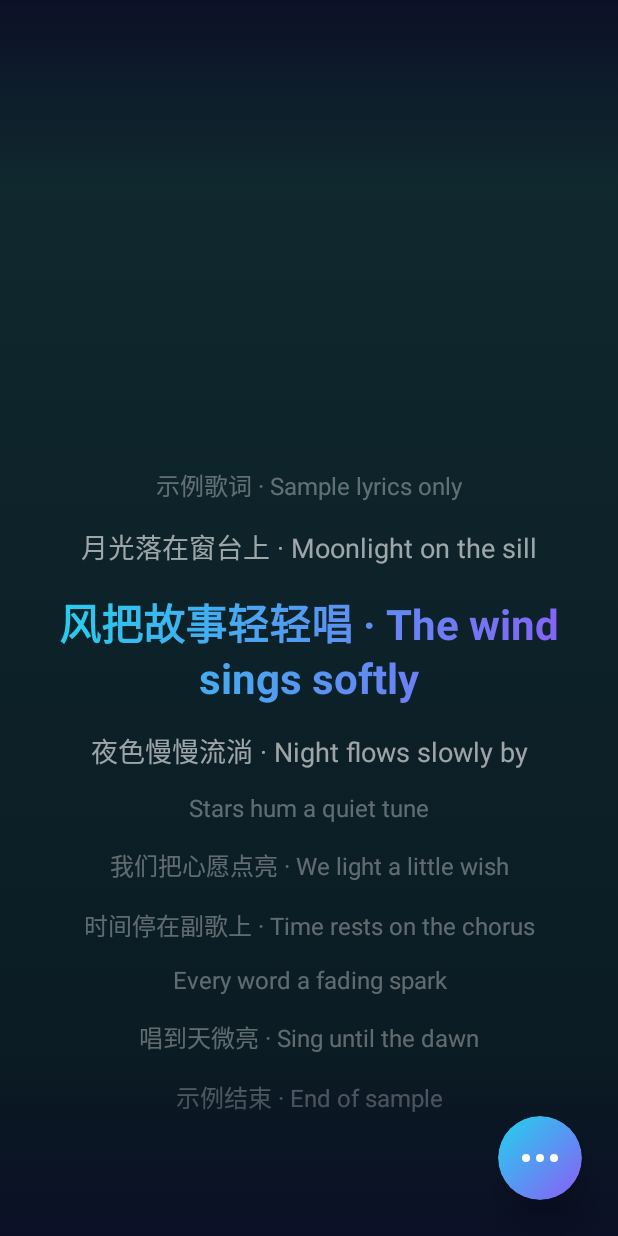
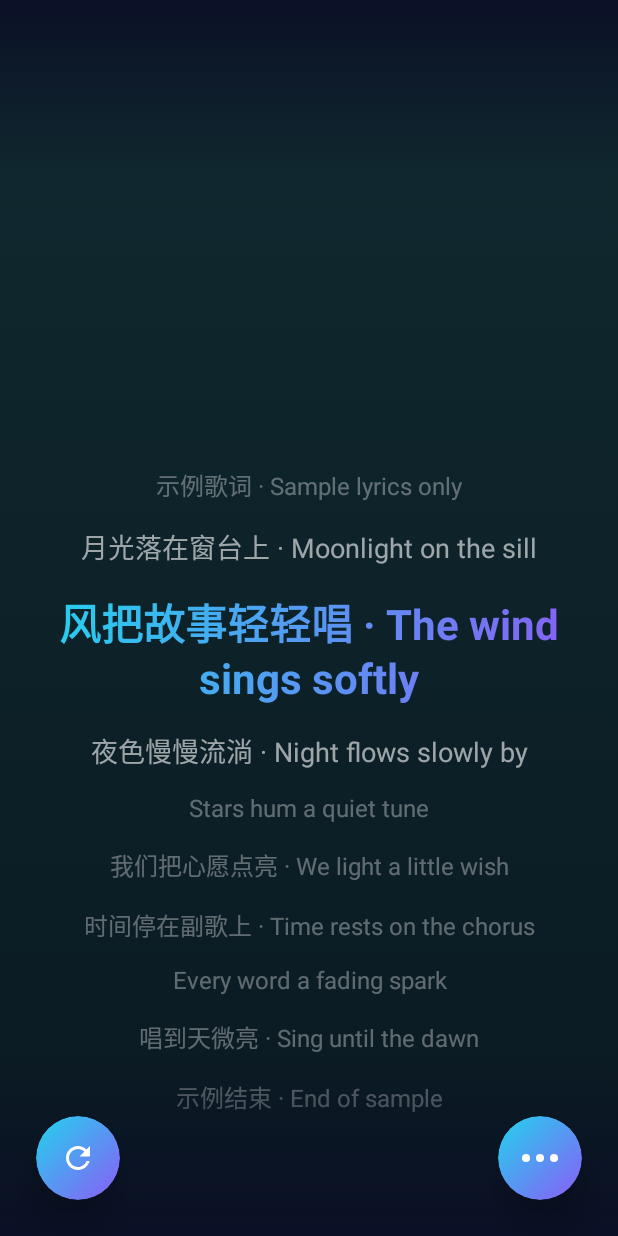
Before and after one commit to maxforeee/lyricsync, an Android app built with Jetpack Compose: the screen it shows after launch (MainActivity), on a phone screen of 412 x 824 dp. Run offline under Robolectric (Android 15) with nearby library versions, the phone set to English and light mode, and no system bars.

Commit message:
UI-2: left refresh dot (code only; workflow pushed separately)

```diff
--- a/app/src/main/java/com/lyricsync/app/ui/lyrics/DotMenu.kt
+++ b/app/src/main/java/com/lyricsync/app/ui/lyrics/DotMenu.kt
@@ -1,6 +1,9 @@
 package com.lyricsync.app.ui.lyrics
 
 import androidx.annotation.StringRes
+import androidx.compose.animation.core.Animatable
+import androidx.compose.animation.core.LinearEasing
+import androidx.compose.animation.core.tween
 import androidx.compose.foundation.background
 import androidx.compose.foundation.border
 import androidx.compose.foundation.clickable
@@ -15,11 +18,17 @@ import androidx.compose.foundation.layout.size
 import androidx.compose.foundation.layout.widthIn
 import androidx.compose.foundation.shape.CircleShape
 import androidx.compose.foundation.shape.RoundedCornerShape
+import androidx.compose.material.icons.Icons
+import androidx.compose.material.icons.filled.Refresh
+import androidx.compose.material3.Icon
 import androidx.compose.material3.Text
 import androidx.compose.runtime.Composable
+import androidx.compose.runtime.LaunchedEffect
+import androidx.compose.runtime.remember
 import androidx.compose.ui.Alignment
 import androidx.compose.ui.Modifier
 import androidx.compose.ui.draw.clip
+import androidx.compose.ui.draw.rotate
 import androidx.compose.ui.draw.shadow
 import androidx.compose.ui.graphics.Brush
 import androidx.compose.ui.graphics.Color
@@ -66,6 +75,47 @@ fun DotButton(
                 )
             }
         }
+    }
+}
+
+@Composable
+fun RefreshDotButton(
+    refreshing: Boolean,
+    onClick: () -> Unit,
+    modifier: Modifier = Modifier
+) {
+    val description = stringResource(R.string.refresh_content_description)
+    val rotation = remember { Animatable(0f) }
+    LaunchedEffect(refreshing) {
+        if (refreshing) {
+            rotation.snapTo(0f)
+            rotation.animateTo(
+                targetValue = 360f,
+                animationSpec = tween(durationMillis = 600, easing = LinearEasing)
+            )
+        }
+    }
+    Box(
+        modifier = modifier
+            .size(56.dp)
+            .shadow(elevation = 12.dp, shape = CircleShape, clip = false)
+            .clip(CircleShape)
+            .background(
+                brush = Brush.linearGradient(listOf(CyanAccent, VioletAccent)),
+                shape = CircleShape
+            )
+            .clickable(onClick = onClick)
+            .semantics { contentDescription = description },
+        contentAlignment = Alignment.Center
+    ) {
+        Icon(
+            imageVector = Icons.Filled.Refresh,
+            contentDescription = null,
+            tint = Color.White,
+            modifier = Modifier
+                .size(24.dp)
+                .rotate(rotation.value)
+        )
     }
 }
 
--- a/app/src/main/java/com/lyricsync/app/ui/lyrics/LyricsScreen.kt
+++ b/app/src/main/java/com/lyricsync/app/ui/lyrics/LyricsScreen.kt
@@ -35,7 +35,9 @@ import androidx.compose.material3.Text
 import androidx.compose.runtime.Composable
 import androidx.compose.runtime.LaunchedEffect
 import androidx.compose.runtime.getValue
+import androidx.compose.runtime.mutableStateOf
 import androidx.compose.runtime.remember
+import androidx.compose.runtime.setValue
 import androidx.compose.ui.Alignment
 import androidx.compose.ui.Modifier
 import androidx.compose.ui.graphics.Brush
@@ -72,6 +74,16 @@ fun LyricsScreen(viewModel: LyricsViewModel = viewModel()) {
     val state by viewModel.state.collectAsStateWithLifecycle()
     val context = LocalContext.current
     val backgroundBrush = rememberAnimatedBackground()
+
+    var wasRefreshing by remember { mutableStateOf(false) }
+    LaunchedEffect(state.refreshing) {
+        if (state.refreshing) {
+            wasRefreshing = true
+        } else if (wasRefreshing) {
+            wasRefreshing = false
+            Toast.makeText(context, R.string.refresh_done, Toast.LENGTH_SHORT).show()
+        }
+    }
 
     Box(
         modifier = Modifier
@@ -169,6 +181,14 @@ fun LyricsScreen(viewModel: LyricsViewModel = viewModel()) {
                 onClick = viewModel::toggleMenu,
                 modifier = Modifier
                     .align(Alignment.BottomEnd)
+                    .padding(24.dp)
+            )
+
+            RefreshDotButton(
+                refreshing = state.refreshing,
+                onClick = viewModel::refresh,
+                modifier = Modifier
+                    .align(Alignment.BottomStart)
                     .padding(24.dp)
             )
         }
--- a/app/src/main/res/values/strings.xml
+++ b/app/src/main/res/values/strings.xml
@@ -2,6 +2,8 @@
 <resources>
     <string name="app_name">LyricSync</string>
     <string name="dot_content_description">More options</string>
+    <string name="refresh_content_description">Refresh</string>
+    <string name="refresh_done">Refreshed</string>
     <string name="resume_follow">Resume follow</string>
     <string name="menu_settings">Settings</string>
     <string name="menu_search_lyrics">Search lyrics</string>
```
Also changed, not shown: app/src/main/java/com/lyricsync/app/ui/lyrics/LyricsViewModel.kt (+21 -1 lines), 1 other file.
